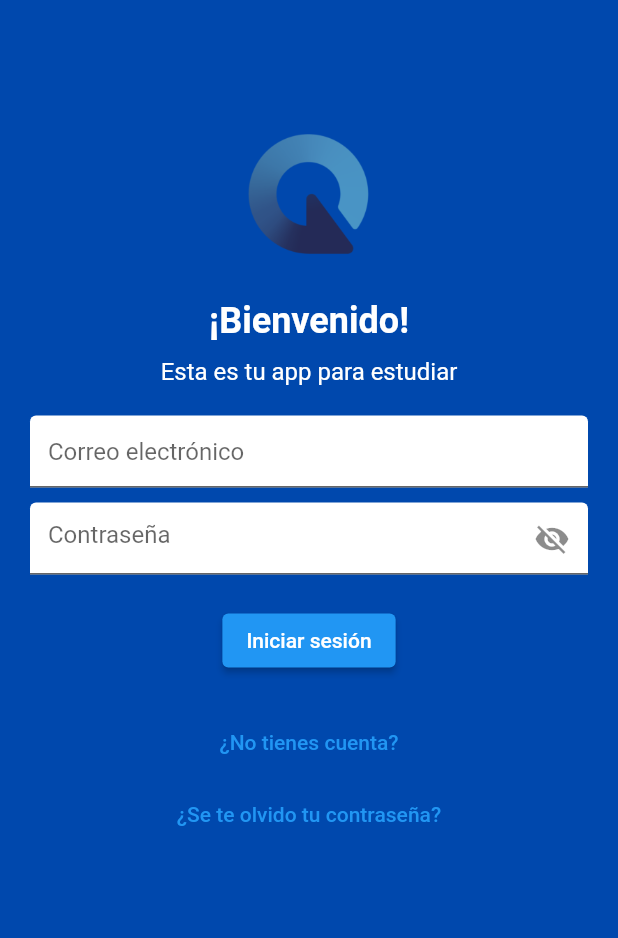
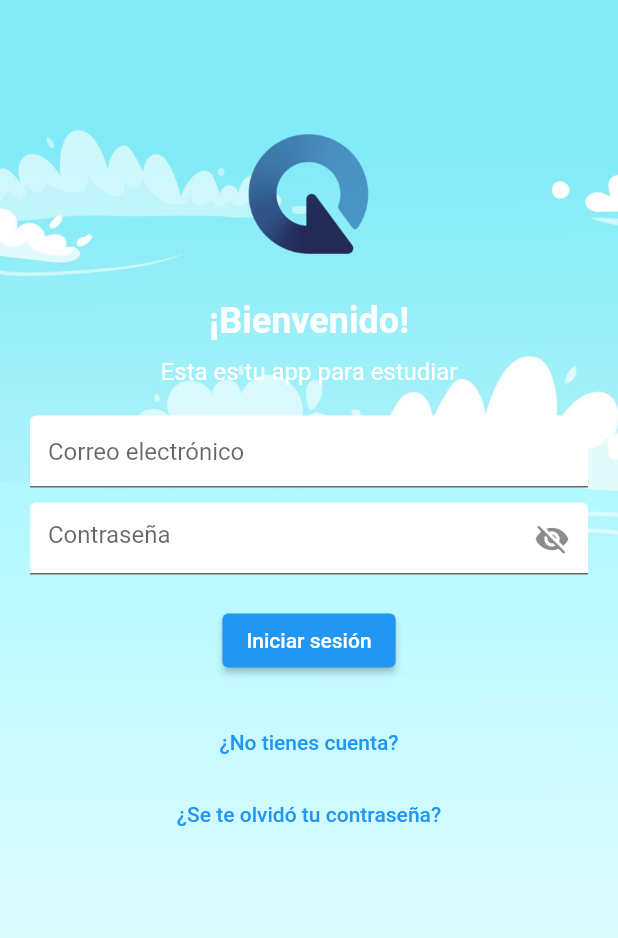
Before and after one commit to Michinded/cardenal_devs, a Flutter app: the screen it shows after launch, on a phone screen of 412 x 824 dp. Shown: the top 938 px of the screen. Run offline on Flutter 3.47's test engine with Material 2 defaults, Android fonts, the phone set to English and light mode, and no system bars; our stand-ins replace firebase_auth, firebase_core, flutter_rating_bar; accounts and stored records are empty.

Commit message:
Update login_view.dart
Se agrego el fondo a la vista.

```diff
--- a/lib/pages/login/login_view.dart
+++ b/lib/pages/login/login_view.dart
@@ -27,7 +27,16 @@ class _LoginPageState extends State<LoginPage> {
   Widget build(BuildContext context) {
     return Scaffold(
       backgroundColor: const Color(0xFF0048ad),
-      body: SingleChildScrollView(
+      body: Container(
+        decoration: const BoxDecoration(
+          image: DecorationImage(
+            image: AssetImage("assets/img/background_app.jpg"),
+            fit: BoxFit.cover,
+          ),
+        ),
+        height: MediaQuery.of(context).size.height,
+
+        child: SingleChildScrollView(
           child: Column(
             children: [
               const SizedBox(height: 80),
@@ -105,7 +114,7 @@ class _LoginPageState extends State<LoginPage> {
                       onPressed: () {
                         Navigator.pushNamed(context, '/forgot_password');
                       },
-                    child: Text("¿Se te olvido tu contraseña?"),
+                      child: Text("¿Se te olvidó tu contraseña?"),
                     ),
                   ],
                 ),
@@ -113,6 +122,8 @@ class _LoginPageState extends State<LoginPage> {
             ],
           ),
         ),
+      ),
     );
+
   }
 }
```
Lines whose indentation alone changed are shown as unchanged.
